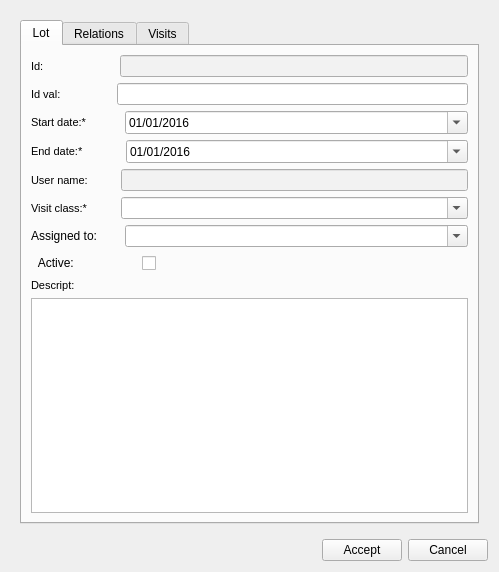
This is ui/add_lot.ui in Giswater/giswater_qgis_plugin as Qt 5 draws it before an edit. The edited form follows.
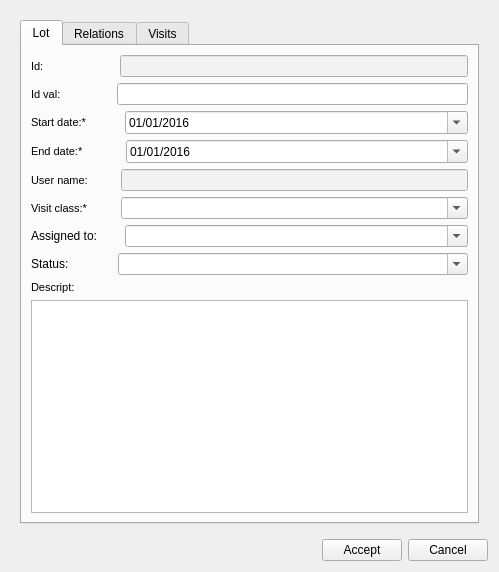
This is the edited form. Icons and pictures are not drawn.

Diff of the .ui file:
```diff
--- a/ui/add_lot.ui
+++ b/ui/add_lot.ui
@@ -483,14 +483,14 @@
            </layout>
           </item>
           <item>
-           <layout class="QHBoxLayout" name="horizontalLayout_11">
+           <layout class="QHBoxLayout" name="horizontalLayout_11" stretch="0,0,1">
             <item>
-             <widget class="QCheckBox" name="chk_active">
-              <property name="layoutDirection">
-               <enum>Qt::RightToLeft</enum>
-              </property>
+             <widget class="QLabel" name="label_2">
               <property name="text">
-               <string>Active:                   </string>
+               <string>Status: </string>
+              </property>
+              <property name="margin">
+               <number>3</number>
               </property>
              </widget>
             </item>
@@ -499,6 +499,9 @@
               <property name="orientation">
                <enum>Qt::Horizontal</enum>
               </property>
+              <property name="sizeType">
+               <enum>QSizePolicy::Fixed</enum>
+              </property>
               <property name="sizeHint" stdset="0">
                <size>
                 <width>40</width>
@@ -507,6 +510,16 @@
               </property>
              </spacer>
             </item>
+            <item>
+             <widget class="QComboBox" name="cmb_status">
+              <property name="editable">
+               <bool>true</bool>
+              </property>
+              <property name="sizeAdjustPolicy">
+               <enum>QComboBox::AdjustToContents</enum>
+              </property>
+             </widget>
+            </item>
            </layout>
           </item>
           <item>
```
